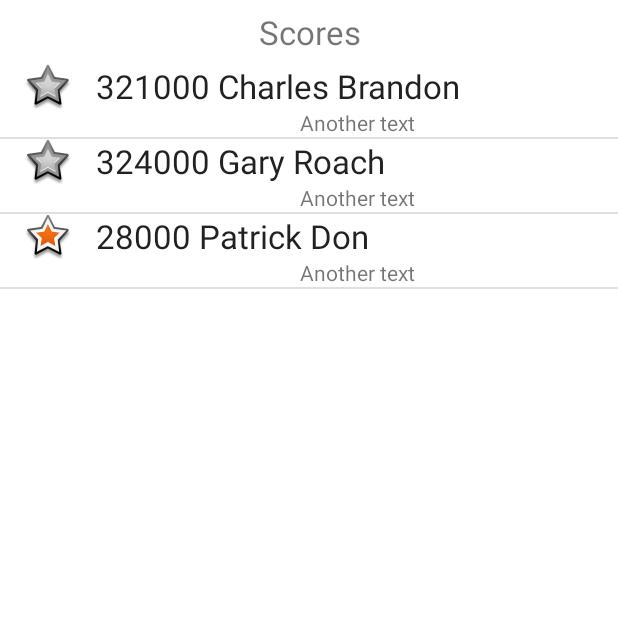
After one commit to brianc-dev/Asteroids, an Android app: the Scores screen opened directly, with no data from a screen before it, on a phone screen of 412 x 824 dp, the top half of it. The commit adds this screen. Run offline under Robolectric (Android 15) with nearby library versions, the phone set to English and light mode, and no system bars.

Commit message:
Added score screen.

```diff
--- a/app/src/main/AndroidManifest.xml
+++ b/app/src/main/AndroidManifest.xml
@@ -20,6 +20,7 @@
         </activity>
         <activity android:name=".AboutActivity" />
         <activity android:name=".Preferences" />
+        <activity android:name=".Scores" />
     </application>
 
 </manifest>
--- a/app/src/main/java/com/alyx/asteroids/MainActivity.kt
+++ b/app/src/main/java/com/alyx/asteroids/MainActivity.kt
@@ -1,24 +1,27 @@
 package com.alyx.asteroids
 
 import android.content.Intent
+import android.os.Bundle
+import android.widget.Button
 import androidx.appcompat.app.AppCompatActivity
-import android.os.Bundle
-import android.view.View
-import android.widget.Button
 
 class MainActivity : AppCompatActivity() {
+
+    companion object {
+        val scoresStorage: ScoresStorage = ScoresStorageArray()
+    }
+
     override fun onCreate(savedInstanceState: Bundle?) {
         super.onCreate(savedInstanceState)
         setContentView(R.layout.activity_main)
         findViewById<Button>(R.id.Button2).setOnClickListener {
             launchSettings()
         }
-
         findViewById<Button>(R.id.Button3).setOnClickListener {
             launchAbout()
         }
         findViewById<Button>(R.id.Button4).setOnClickListener {
-            finishAndRemoveTask()
+            launchScores()
         }
 
     }
@@ -32,4 +35,9 @@ class MainActivity : AppCompatActivity() {
         val intent = Intent(this, Preferences::class.java)
         startActivity(intent)
     }
+
+    private fun launchScores() {
+        val intent = Intent(this, Scores::class.java)
+        startActivity(intent)
+    }
 }
--- /dev/null
+++ b/app/src/main/java/com/alyx/asteroids/ScoreListAdapter.kt
@@ -0,0 +1,40 @@
+package com.alyx.asteroids
+
+import android.app.Activity
+import android.view.View
+import android.view.ViewGroup
+import android.widget.BaseAdapter
+import android.widget.ImageView
+import android.widget.TextView
+import java.lang.Math.round
+import kotlin.math.roundToInt
+
+class ScoreListAdapter(private val activity: Activity, private val list: List<String>) :
+    BaseAdapter() {
+
+    override fun getCount(): Int = list.size
+
+    override fun getItem(position: Int): Any = list[position]
+
+    override fun getItemId(position: Int): Long = position.toLong()
+
+    override fun getView(position: Int, convertView: View?, parent: ViewGroup?): View {
+        val view = activity.layoutInflater.inflate(R.layout.list_element, null, true)
+        view.findViewById<TextView>(R.id.title).text = list[position]
+
+        val imageView = view.findViewById<ImageView>(R.id.icon)
+
+        when ((Math.random() * 3).roundToInt()) {
+            0 -> {
+                imageView.setImageResource(android.R.drawable.star_big_off)
+            }
+            1 -> {
+                imageView.setImageResource(android.R.drawable.star_big_on)
+            }
+            else -> {
+                imageView.setImageResource(android.R.drawable.star_big_off)
+            }
+        }
+        return view
+    }
+}
--- /dev/null
+++ b/app/src/main/java/com/alyx/asteroids/Scores.kt
@@ -0,0 +1,23 @@
+package com.alyx.asteroids
+
+import android.app.ListActivity
+import android.os.Bundle
+import android.view.View
+import android.view.ViewGroup
+import android.widget.ListView
+import com.google.android.material.snackbar.Snackbar
+
+class Scores : ListActivity() {
+
+    override fun onCreate(savedInstanceState: Bundle?) {
+        super.onCreate(savedInstanceState)
+        setContentView(R.layout.scores)
+        listAdapter = ScoreListAdapter(this, MainActivity.scoresStorage.scoresList(10))
+    }
+
+    override fun onListItemClick(l: ListView?, v: View?, position: Int, id: Long) {
+        super.onListItemClick(l, v, position, id)
+        val obj = listAdapter.getItem(position)
+        Snackbar.make(this, findViewById<ViewGroup>(android.R.id.content), "$position - $obj", Snackbar.LENGTH_LONG).show()
+    }
+}
--- /dev/null
+++ b/app/src/main/java/com/alyx/asteroids/ScoresStorage.kt
@@ -0,0 +1,8 @@
+package com.alyx.asteroids
+
+import java.util.*
+
+interface ScoresStorage {
+    fun saveScores(score: Int, name: String, date: Long)
+    fun scoresList(quantity: Int): List<String>
+}
--- /dev/null
+++ b/app/src/main/java/com/alyx/asteroids/ScoresStorageArray.kt
@@ -0,0 +1,11 @@
+package com.alyx.asteroids
+
+class ScoresStorageArray: ScoresStorage {
+    private val scores: MutableList<String> = mutableListOf("321000 Charles Brandon", "324000 Gary Roach", "28000 Patrick Don")
+
+    override fun saveScores(score: Int, name: String, date: Long) {
+        scores.add(0, (scores + " " + name).toString())
+    }
+
+    override fun scoresList(quantity: Int): List<String> = scores
+}
--- a/app/src/main/res/layout-land/activity_main.xml
+++ b/app/src/main/res/layout-land/activity_main.xml
@@ -56,7 +56,7 @@
                 android:layout_margin="8dp"
                 android:layout_width="match_parent"
                 android:layout_height="wrap_content"
-                android:text="@string/exit" />
+                android:text="@string/scores" />
         </TableRow>
 
     </TableLayout>
--- a/app/src/main/res/layout/activity_main.xml
+++ b/app/src/main/res/layout/activity_main.xml
@@ -40,6 +40,6 @@
         android:id="@+id/Button4"
         android:layout_width="match_parent"
         android:layout_height="wrap_content"
-        android:text="@string/exit" />
+        android:text="@string/scores" />
 
 </LinearLayout>
--- /dev/null
+++ b/app/src/main/res/layout/list_element.xml
@@ -0,0 +1,28 @@
+<?xml version="1.0" encoding="utf-8"?>
+<RelativeLayout xmlns:android="http://schemas.android.com/apk/res/android"
+    android:layout_width="match_parent"
+    android:layout_height="?android:attr/listPreferredItemHeight">
+    <ImageView
+        android:id="@+id/icon"
+        android:layout_width="?android:attr/listPreferredItemHeight"
+        android:layout_height="match_parent"
+        android:layout_alignParentLeft="true"
+        android:src="@android:drawable/sym_action_chat"
+        />
+    <TextView android:id="@+id/title"
+        android:layout_width="match_parent"
+        android:layout_height="wrap_content"
+        android:layout_toRightOf="@id/icon"
+        android:layout_alignParentTop="true"
+        android:textAppearance="?android:attr/textAppearanceLarge"
+        android:maxLines="1" />
+    <TextView
+        android:id="@+id/subtitle"
+        android:layout_width="match_parent"
+        android:layout_height="match_parent"
+        android:text="Another text"
+        android:layout_toRightOf="@id/icon"
+        android:layout_below="@id/title"
+        android:layout_alignParentBottom="true"
+        android:gravity="center" />
+</RelativeLayout>
--- /dev/null
+++ b/app/src/main/res/layout/scores.xml
@@ -0,0 +1,33 @@
+<?xml version="1.0" encoding="utf-8"?>
+<LinearLayout xmlns:android="http://schemas.android.com/apk/res/android"
+    android:orientation="vertical"
+    android:layout_width="match_parent"
+    android:layout_height="match_parent">
+
+    <TextView
+        android:layout_width="match_parent"
+        android:layout_height="wrap_content"
+        android:text="Scores"
+        android:gravity="center"
+        android:layout_margin="10px"
+        android:textSize="10pt" />
+
+    <FrameLayout
+        android:layout_width="match_parent"
+        android:layout_height="0dp"
+        android:layout_weight="1" >
+        <ListView
+            android:id="@android:id/list"
+            android:layout_width="match_parent"
+            android:layout_height="match_parent"
+            android:drawSelectorOnTop="false"
+            />
+        <TextView
+            android:id="@android:id/empty"
+            android:layout_width="match_parent"
+            android:layout_height="match_parent"
+            android:text="No scores available"
+            />
+    </FrameLayout>
+
+</LinearLayout>
--- a/app/src/main/res/values/strings.xml
+++ b/app/src/main/res/values/strings.xml
@@ -3,5 +3,5 @@
     <string name="start">Start</string>
     <string name="settings">Settings</string>
     <string name="credits">Credits</string>
-    <string name="exit">Exit</string>
+    <string name="scores">Scores</string>
 </resources>
```
